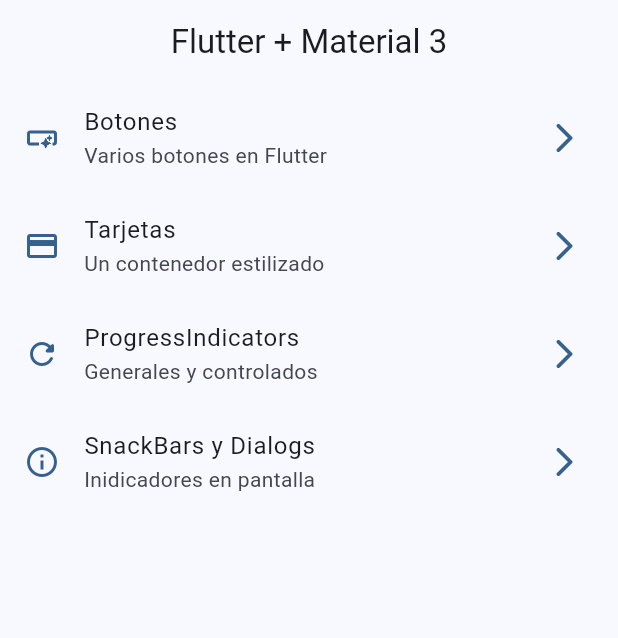
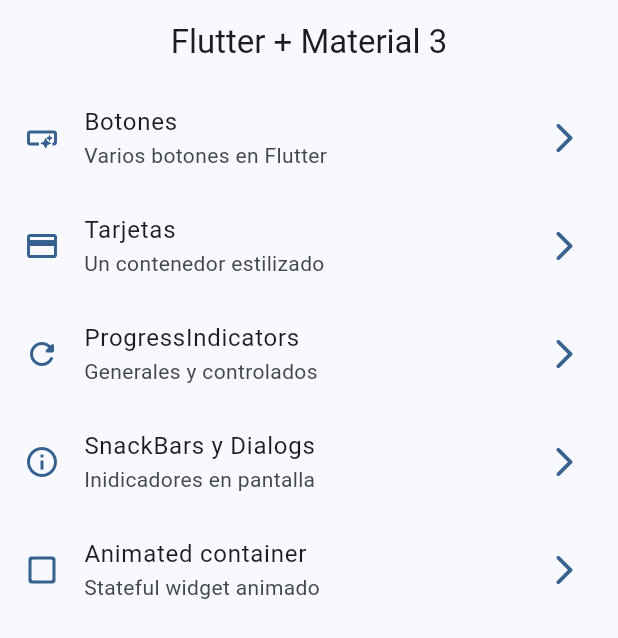
Before and after one commit to lcoronelcosta/widgets_app_flutter, a Flutter app: the screen it shows after launch, on a phone screen of 412 x 824 dp. Shown: the top 638 px of the screen. Run offline on Flutter 3.47's test engine with Material 3 defaults, Android fonts, the phone set to English and light mode, and no system bars; our stand-ins replace go_router.

Commit message:
animated container terminado

```diff
--- a/lib/config/menu/menu_item.dart
+++ b/lib/config/menu/menu_item.dart
@@ -39,6 +39,12 @@ class MenuItem {
       link: '/snackbars',
       icon: Icons.info_outline
     ),
+    MenuItem(
+      title: 'Animated container',
+      subTitle: 'Stateful widget animado',
+      link: '/animated',
+      icon: Icons.check_box_outline_blank_rounded
+    ),
   ];
 
 }
--- a/lib/config/router/app_router.dart
+++ b/lib/config/router/app_router.dart
@@ -29,5 +29,10 @@ final appRouter = GoRouter(
       name: SnackbarScreen.name,
       builder: (context, state) => const SnackbarScreen(),
     ),
+    GoRoute(
+      path: '/animated',
+      name: AnimatedScreen.name,
+      builder: (context, state) => const AnimatedScreen(),
+    ),
   ],
 );
```
Also changed, not shown: lib/presentation/screens/animated/animated_screen.dart (+51 -2 lines).
